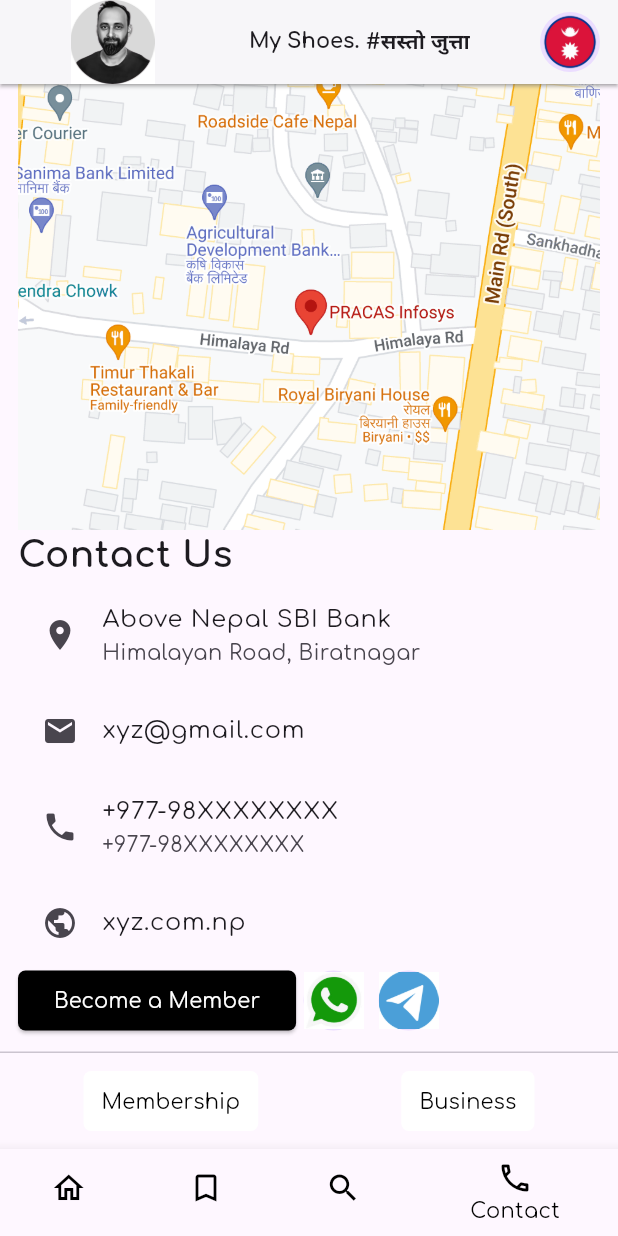
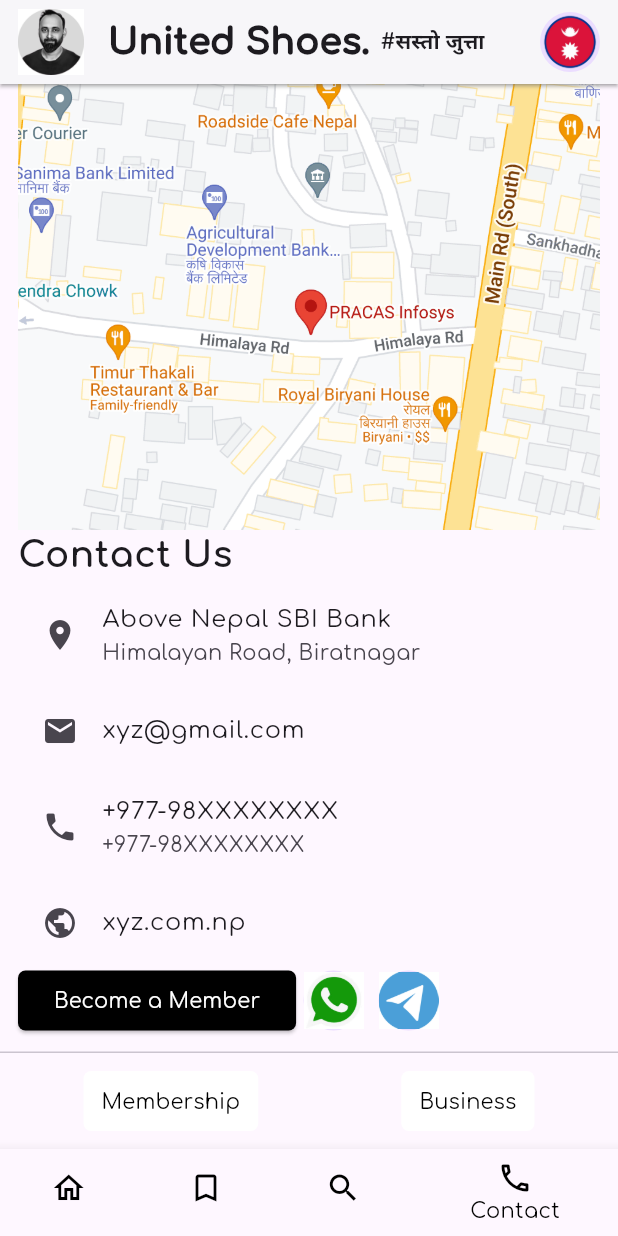
Before and after one commit to crpoudyal/my_shoes, a Flutter app: the screen it shows after launch, item 4 of the bottom bar chosen, on a phone screen of 412 x 824 dp. Run offline on Flutter 3.47's test engine with Material 3 defaults, Android fonts, the phone set to English and light mode, and no system bars; network calls fail.

Commit message:
updated app bar

```diff
--- a/lib/app_bar/app_bar_widget.dart
+++ b/lib/app_bar/app_bar_widget.dart
@@ -12,18 +12,20 @@ class AppBarWidget extends StatelessWidget implements PreferredSizeWidget {
   Widget build(BuildContext context) {
     return AppBar(
       backgroundColor: Colors.white,
-      leadingWidth: 150,
       title: Row(
         children: [
-          const Text('My Shoes. ',
-              style: TextStyle(fontSize: 14, fontWeight: FontWeight.bold)),
+          const Text('United Shoes. ',
+              style: TextStyle(fontSize: 24, fontWeight: FontWeight.w900)),
           Text(slogon,
               style:
                   const TextStyle(fontSize: 14, fontWeight: FontWeight.bold)),
         ],
       ),
       elevation: 1,
-      leading: Image.asset(ImageHelper.appIcon),
+      leading: Padding(
+        padding: const EdgeInsets.only(left: 12),
+        child: Image.asset(ImageHelper.appIcon),
+      ),
       shadowColor: Colors.grey,
       actions: [
         Padding(
```
